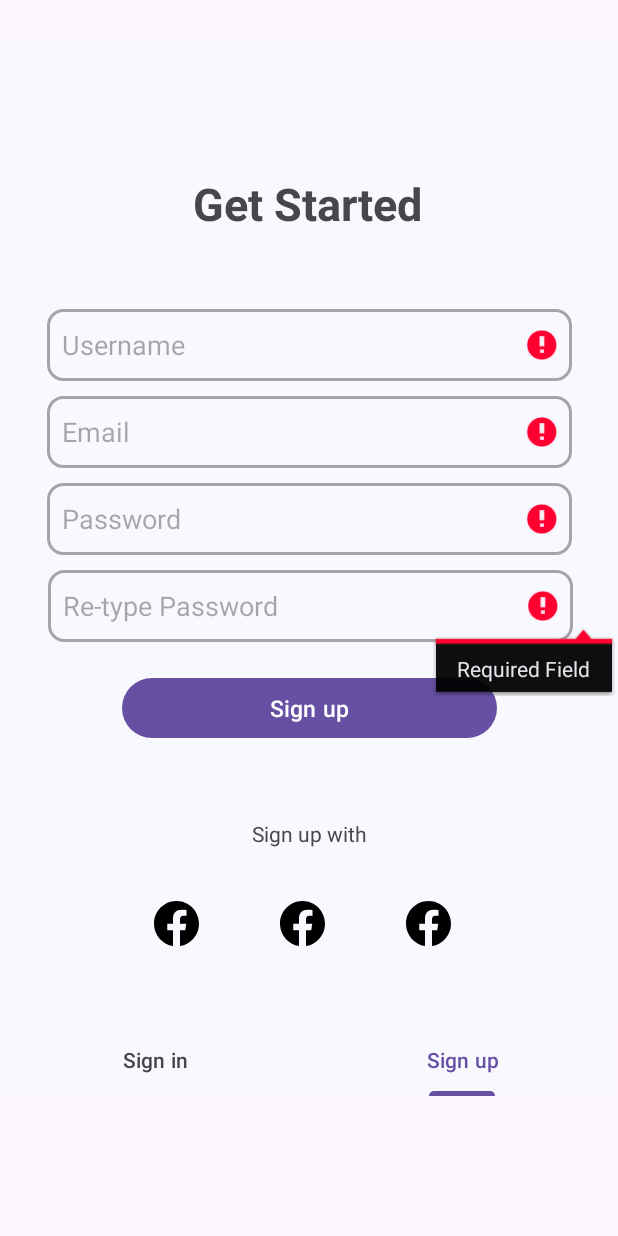
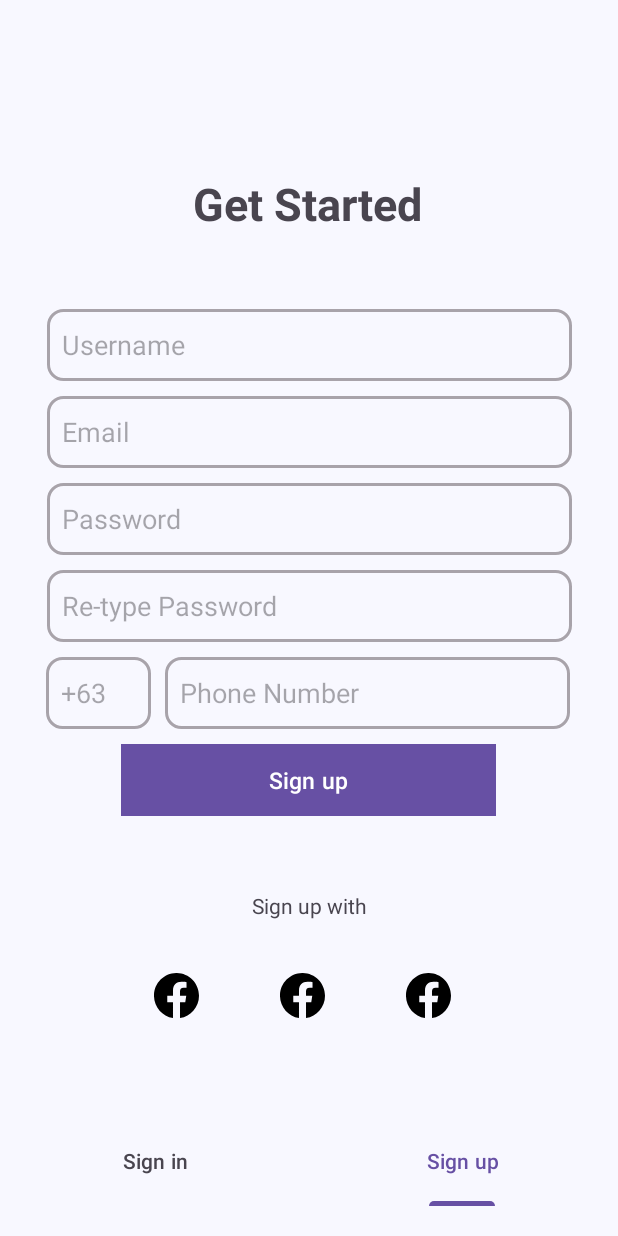
Before and after one commit to JRioP/RoadRescue, an Android app: the screen it shows after launch (MainActivity), item 2 of the bottom bar chosen, on a phone screen of 412 x 824 dp. Run offline under Robolectric (Android 15) with nearby library versions, the phone set to English and light mode, and no system bars; our stand-ins replace Firebase (no records; nobody signed in at launch, a user with empty details on screens opened directly).

Commit message:
Refactor: Implement phone verification and password reset
This commit introduces phone number verification during signup and implements a password reset functionality.

Key changes:
- Renamed `VerifyEmail` to `VerifyPhone` and updated its layout and logic for OTP-based phone verification.
- Integrated phone verification into the signup process:
    - Added phone number input fields to the signup form.
    - After successful email/password creation and email verification initiation, the user is redirected to phone verification.
- Added `ForgetPassword` activity and its layout to allow users to reset their password via email.
- Updated `strings.xml` with new text for phone number fields, verification, and forget password.
- Updated `activity_main.xml` layout.
- Updated `build.gradle.kts` to use `firebase-auth:24.0.1`.
- Removed Firebase Auth initialization from `MainActivity` as it's handled in relevant activities.

```diff
--- a/app/build.gradle.kts
+++ b/app/build.gradle.kts
@@ -45,6 +45,6 @@ dependencies {
     androidTestImplementation(libs.espresso.core)
 
     implementation(platform("com.google.firebase:firebase-bom:34.0.0"))
-    implementation("com.google.firebase:firebase-auth:24.0.0")
+    implementation("com.google.firebase:firebase-auth:24.0.1")
     implementation("com.google.firebase:firebase-analytics")
 }
--- a/app/src/main/AndroidManifest.xml
+++ b/app/src/main/AndroidManifest.xml
@@ -13,7 +13,7 @@
         android:theme="@style/Theme.RoadRescue"
         tools:targetApi="31">
         <activity
-            android:name=".VerifyEmail"
+            android:name=".VerifyPhone"
             android:exported="false" />
         <activity
             android:name=".MainActivity"
--- a/app/src/main/java/fourthyear/roadrescue/MainActivity.java
+++ b/app/src/main/java/fourthyear/roadrescue/MainActivity.java
@@ -54,8 +54,5 @@ public class MainActivity extends AppCompatActivity {
             }
         });
         pager.addOnPageChangeListener(new TabLayout.TabLayoutOnPageChangeListener(tabs));
-
-        // Initialize Firebase Auth
-        mAuth = FirebaseAuth.getInstance();
     }
 }
--- a/app/src/main/java/fourthyear/roadrescue/Signup.java
+++ b/app/src/main/java/fourthyear/roadrescue/Signup.java
@@ -1,83 +1,117 @@
 package fourthyear.roadrescue;
 
+import static android.content.ContentValues.TAG;
+
+import android.content.Intent;
 import android.os.Bundle;
-
 import androidx.annotation.NonNull;
 import androidx.fragment.app.Fragment;
-
+import android.util.Log;
 import android.view.LayoutInflater;
 import android.view.View;
 import android.view.ViewGroup;
 import android.widget.Button;
 import android.widget.EditText;
 import android.widget.Toast;
-
 import com.google.android.gms.tasks.OnFailureListener;
 import com.google.android.gms.tasks.OnSuccessListener;
 import com.google.firebase.auth.AuthResult;
 import com.google.firebase.auth.FirebaseAuth;
-
+import com.google.firebase.auth.FirebaseUser;  // Added import
 
 public class Signup extends Fragment {
-        EditText personUsername, personEmail, personPassword, personRPassword;
+
+    public static final String TAG = "TAG";
+    EditText personUsername, personEmail, personPassword, personRPassword, phoneCountryCode, phoneNumber;
     Button signupBtn;
-        Boolean isDataValid = false;
     FirebaseAuth fAuth;
-
 
     @Override
     public View onCreateView(LayoutInflater inflater, ViewGroup container,
                              Bundle savedInstanceState) {
-        // Inflate the layout for this fragment
         View v = inflater.inflate(R.layout.activity_sign_up, container, false);
         personUsername = v.findViewById(R.id.signup_username);
         personEmail = v.findViewById(R.id.signup_email);
         personPassword = v.findViewById(R.id.signup_password);
         personRPassword = v.findViewById(R.id.signup_password_retype);
+        phoneCountryCode = v.findViewById(R.id.signup_phone_number_country_code);
+        phoneNumber = v.findViewById(R.id.signup_phone_number);
+        signupBtn = v.findViewById(R.id.btn_signup);
 
         fAuth = FirebaseAuth.getInstance();
 
+        signupBtn.setOnClickListener(new View.OnClickListener() {
+            @Override
+            public void onClick(View view) {
+                boolean allFieldsValid = true;
 
-        //validating the data
-        validateData(personUsername);
-        validateData(personEmail);
-        validateData(personPassword );
-        validateData(personRPassword);
+                // Validate all fields
+                if (!validateField(personUsername)) allFieldsValid = false;
+                if (!validateField(personEmail)) allFieldsValid = false;
+                if (!validateField(personPassword)) allFieldsValid = false;
+                if (!validateField(personRPassword)) allFieldsValid = false;
+                if (!validateField(phoneCountryCode)) allFieldsValid = false;
+                if (!validateField(phoneNumber)) allFieldsValid = false;
 
-        if(!personPassword.getText().toString().equals(personRPassword.getText().toString())){
-            isDataValid = false;
-            personRPassword.setError("Password Do not Match");
-        } else {
-            isDataValid = true;
+                if (!personPassword.getText().toString().equals(personRPassword.getText().toString())) {
+                    allFieldsValid = false;
+                    personRPassword.setError("Passwords do not match");
                 }
 
-        if(isDataValid){
-            //
-            fAuth.createUserWithEmailAndPassword(personUsername.getText().toString(),personPassword.getText().toString()).addOnSuccessListener(new OnSuccessListener<AuthResult>() {
+                if (allFieldsValid) {
+                    String email = personEmail.getText().toString().trim();
+                    String password = personPassword.getText().toString().trim();
+
+                    fAuth.createUserWithEmailAndPassword(email, password)  // Fixed typo
+                            .addOnSuccessListener(new OnSuccessListener<AuthResult>() {
                                 @Override
                                 public void onSuccess(AuthResult authResult) {
-                    Toast.makeText(getActivity(),"User Account is Created", Toast.LENGTH_SHORT).show();
-                    //send the user to verify
+                                    FirebaseUser newUser = fAuth.getCurrentUser();
+                                    if (newUser != null) {
+                                        // Send email verification
+                                        newUser.sendEmailVerification()
+                                                .addOnSuccessListener(new OnSuccessListener<Void>() {
+                                                    @Override
+                                                    public void onSuccess(Void unused) {
+                                                        Toast.makeText(getActivity(), "Verification email sent to " + email, Toast.LENGTH_SHORT).show();
+                                                    }
+                                                })
+                                                .addOnFailureListener(new OnFailureListener() {
+                                                    @Override
+                                                    public void onFailure(@NonNull Exception e) {
+                                                        Toast.makeText(getActivity(), "Failed to send verification email: " + e.getMessage(), Toast.LENGTH_SHORT).show();
+                                                        Log.e(TAG, "Email verification send failed", e);
+                                                    }
+                                                });
+
+                                        // Proceed to phone verification
+                                        Intent phoneVerificationIntent = new Intent(getActivity(), VerifyPhone.class);
+                                        phoneVerificationIntent.putExtra("phone", "+" + phoneCountryCode.getText().toString() + phoneNumber.getText().toString());
+                                        startActivity(phoneVerificationIntent);
+                                        Log.d(TAG, "User created and email verification sent. Phone: " + "+" + phoneCountryCode.getText().toString() + phoneNumber.getText().toString());
+                                    }
                                 }
                             }).addOnFailureListener(new OnFailureListener() {
                                 @Override
                                 public void onFailure(@NonNull Exception e) {
-                    Toast.makeText(getActivity(), "Error" + e.getMessage(), Toast.LENGTH_SHORT).show();
+                                    Toast.makeText(getActivity(), "Signup failed: " + e.getMessage(), Toast.LENGTH_SHORT).show();
+                                    Log.e(TAG, "Signup failed", e);
                                 }
                             });
-
+                } else {
+                    Toast.makeText(getActivity(), "Please correct the errors in the form.", Toast.LENGTH_SHORT).show();
                 }
-
+            }
+        });
 
         return v;
     }
 
-    public void validateData(EditText field){
-        if(field.getText().toString().isEmpty()){
-            isDataValid = false;
+    private boolean validateField(EditText field) {
+        if (field.getText().toString().isEmpty()) {
             field.setError("Required Field");
-        } else {
-            isDataValid = true;
+            return false;
+        }
+        return true;
     }
 }
-}
--- a/app/src/main/res/layout/activity_main.xml
+++ b/app/src/main/res/layout/activity_main.xml
@@ -5,16 +5,18 @@
     android:id="@+id/main"
     android:layout_width="match_parent"
     android:layout_height="match_parent"
+    android:background="@color/GhostWhite"
     tools:context=".MainActivity">
 
     <com.google.android.material.tabs.TabLayout
         android:id="@+id/tabs"
         android:layout_width="409dp"
-        android:layout_height="wrap_content"
+        android:layout_height="60dp"
+        android:layout_marginBottom="20dp"
         android:background="@color/GhostWhite"
+        app:layout_constraintBottom_toBottomOf="parent"
         app:layout_constraintEnd_toEndOf="parent"
-        app:layout_constraintStart_toStartOf="parent"
-        app:layout_constraintTop_toBottomOf="@+id/pages">
+        app:layout_constraintStart_toStartOf="parent">
 
         <com.google.android.material.tabs.TabItem
             android:id="@+id/login_tab"
@@ -35,6 +37,7 @@
         android:layout_width="411dp"
         android:layout_height="657dp"
         android:layout_marginTop="25dp"
+        android:contentDescription="@string/viewpager_desc"
         app:layout_constraintEnd_toEndOf="parent"
         app:layout_constraintStart_toStartOf="parent"
         app:layout_constraintTop_toTopOf="parent" />
--- a/app/src/main/res/layout/activity_sign_up.xml
+++ b/app/src/main/res/layout/activity_sign_up.xml
@@ -11,16 +11,44 @@
         android:id="@+id/signup_password_retype"
         android:layout_width="350dp"
         android:layout_height="48dp"
-        android:layout_marginTop="68dp"
+        android:layout_marginTop="10dp"
         android:background="@drawable/edit_text_bg"
         android:hint="@string/sign_up_retype_password"
         android:paddingLeft="10dp"
         android:paddingRight="10dp"
         android:textColor="@color/black"
         app:layout_constraintEnd_toEndOf="parent"
-        app:layout_constraintHorizontal_bias="0.508"
         app:layout_constraintStart_toStartOf="parent"
-        app:layout_constraintTop_toBottomOf="@+id/signup_email" />
+        app:layout_constraintTop_toBottomOf="@+id/signup_password" />
+
+    <com.google.android.material.textfield.TextInputEditText
+        android:id="@+id/signup_phone_number"
+        android:layout_width="270dp"
+        android:layout_height="48dp"
+        android:layout_marginTop="10dp"
+        android:layout_marginEnd="23dp"
+        android:background="@drawable/edit_text_bg"
+        android:hint="@string/sign_up_phone_number"
+        android:paddingLeft="10dp"
+        android:paddingRight="10dp"
+        android:textColor="@color/black"
+        app:layout_constraintEnd_toEndOf="parent"
+        app:layout_constraintStart_toEndOf="@+id/signup_phone_number_country_code"
+        app:layout_constraintTop_toBottomOf="@+id/signup_password_retype" />
+
+    <com.google.android.material.textfield.TextInputEditText
+        android:id="@+id/signup_phone_number_country_code"
+        android:layout_width="70dp"
+        android:layout_height="48dp"
+        android:layout_marginStart="30dp"
+        android:layout_marginTop="10dp"
+        android:background="@drawable/edit_text_bg"
+        android:hint="@string/sign_up_phone_number_country_code"
+        android:paddingLeft="10dp"
+        android:paddingRight="10dp"
+        android:textColor="@color/black"
+        app:layout_constraintStart_toStartOf="parent"
+        app:layout_constraintTop_toBottomOf="@+id/signup_password_retype" />
 
     <ImageView
         android:id="@+id/imageView7"
@@ -59,12 +87,14 @@
         android:id="@+id/btn_signup"
         android:layout_width="250dp"
         android:layout_height="wrap_content"
-        android:layout_marginTop="20dp"
+        android:layout_marginTop="10dp"
+        android:background="@color/GhostWhite"
         android:text="@string/sign_up_button"
         android:textSize="15sp"
         app:layout_constraintEnd_toEndOf="parent"
+        app:layout_constraintHorizontal_bias="0.496"
         app:layout_constraintStart_toStartOf="parent"
-        app:layout_constraintTop_toBottomOf="@+id/signup_password_retype" />
+        app:layout_constraintTop_toBottomOf="@+id/signup_phone_number" />
 
     <TextView
         android:id="@+id/signup_textView"
--- a/app/src/main/res/values/strings.xml
+++ b/app/src/main/res/values/strings.xml
@@ -17,6 +17,8 @@
     <string name="sign_up_button">Sign up</string>
     <string name="sign_up_texttwo">Sign up with</string>
     <string name="sign_up_retype_password">Re-type Password</string>
+    <string name="sign_up_phone_number">Phone Number</string>
+    <string name="sign_up_phone_number_country_code">+63</string>
 
     <!-- TODO: Remove or change this placeholder text -->
     <!-- Verify -->
@@ -25,4 +27,9 @@
     <string name="verify_edit_text">___</string>
     <string name="resend_btn_text">Resend</string>
     <string name="hello_blank_fragment">Hello blank fragment</string>
+
+    <string name="viewpager_desc">Login and Signup pages</string>
+
+    <!-- forget password -->
+    <string name="forget_password_text">Forget Password</string>
 </resources>
```
Also changed, not shown: app/src/main/java/fourthyear/roadrescue/ForgetPassword.java (added, +77 -0 lines), app/src/main/java/fourthyear/roadrescue/VerifyEmail.java (deleted, +0 -39 lines), app/src/main/java/fourthyear/roadrescue/VerifyPhone.java (added, +187 -0 lines), app/src/main/res/layout/activity_forget_password.xml (added, +47 -0 lines), app/src/main/res/layout/activity_verify_phone.xml (renamed from app/src/main/res/layout/activity_verify_email.xml, +35 -13 lines). Lines whose indentation alone changed are shown as unchanged.
